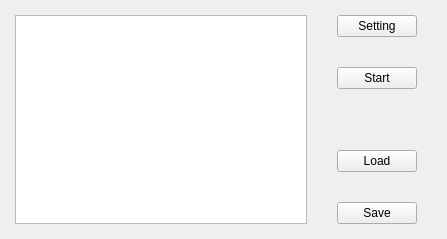
Above: views/ui/uart.ui from huangbop/usd before the change. Below: the same form after it.
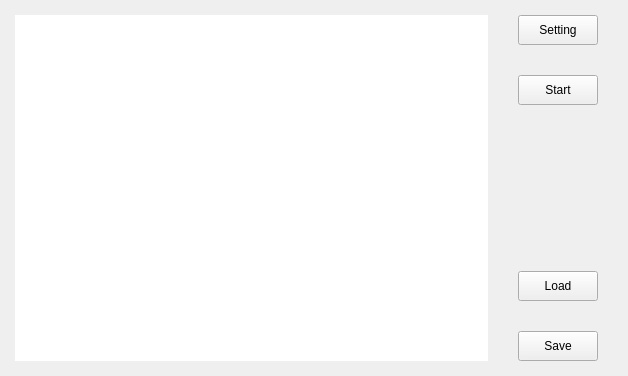
That is the form after the change.

Diff of the .ui file:
```diff
--- a/views/ui/uart.ui
+++ b/views/ui/uart.ui
@@ -6,8 +6,8 @@
    <rect>
     <x>0</x>
     <y>0</y>
-    <width>447</width>
-    <height>239</height>
+    <width>628</width>
+    <height>376</height>
    </rect>
   </property>
   <property name="windowTitle">
@@ -48,19 +48,59 @@
        <number>15</number>
       </property>
       <item>
-       <widget class="QPlainTextEdit" name="plainTextEdit"/>
+       <widget class="QPlainTextEdit" name="log">
+        <property name="frameShape">
+         <enum>QFrame::NoFrame</enum>
+        </property>
+        <property name="tabChangesFocus">
+         <bool>true</bool>
+        </property>
+        <property name="readOnly">
+         <bool>false</bool>
+        </property>
+       </widget>
       </item>
       <item>
        <layout class="QVBoxLayout" name="verticalLayout">
         <item>
          <widget class="QPushButton" name="pushButton">
+          <property name="sizePolicy">
+           <sizepolicy hsizetype="Fixed" vsizetype="Fixed">
+            <horstretch>0</horstretch>
+            <verstretch>0</verstretch>
+           </sizepolicy>
+          </property>
+          <property name="minimumSize">
+           <size>
+            <width>80</width>
+            <height>30</height>
+           </size>
+          </property>
+          <property name="maximumSize">
+           <size>
+            <width>80</width>
+            <height>60</height>
+           </size>
+          </property>
           <property name="text">
            <string>Setting</string>
           </property>
          </widget>
         </item>
         <item>
-         <widget class="QPushButton" name="pushButton_2">
+         <widget class="QPushButton" name="btn_startstop">
+          <property name="sizePolicy">
+           <sizepolicy hsizetype="Fixed" vsizetype="Fixed">
+            <horstretch>0</horstretch>
+            <verstretch>0</verstretch>
+           </sizepolicy>
+          </property>
+          <property name="minimumSize">
+           <size>
+            <width>80</width>
+            <height>30</height>
+           </size>
+          </property>
           <property name="text">
            <string>Start</string>
           </property>
@@ -81,6 +121,18 @@
         </item>
         <item>
          <widget class="QPushButton" name="pushButton_3">
+          <property name="sizePolicy">
+           <sizepolicy hsizetype="Fixed" vsizetype="Fixed">
+            <horstretch>0</horstretch>
+            <verstretch>0</verstretch>
+           </sizepolicy>
+          </property>
+          <property name="minimumSize">
+           <size>
+            <width>80</width>
+            <height>30</height>
+           </size>
+          </property>
           <property name="text">
            <string>Load</string>
           </property>
@@ -88,6 +140,18 @@
         </item>
         <item>
          <widget class="QPushButton" name="pushButton_4">
+          <property name="sizePolicy">
+           <sizepolicy hsizetype="Fixed" vsizetype="Fixed">
+            <horstretch>0</horstretch>
+            <verstretch>0</verstretch>
+           </sizepolicy>
+          </property>
+          <property name="minimumSize">
+           <size>
+            <width>80</width>
+            <height>30</height>
+           </size>
+          </property>
           <property name="text">
            <string>Save</string>
           </property>
```
